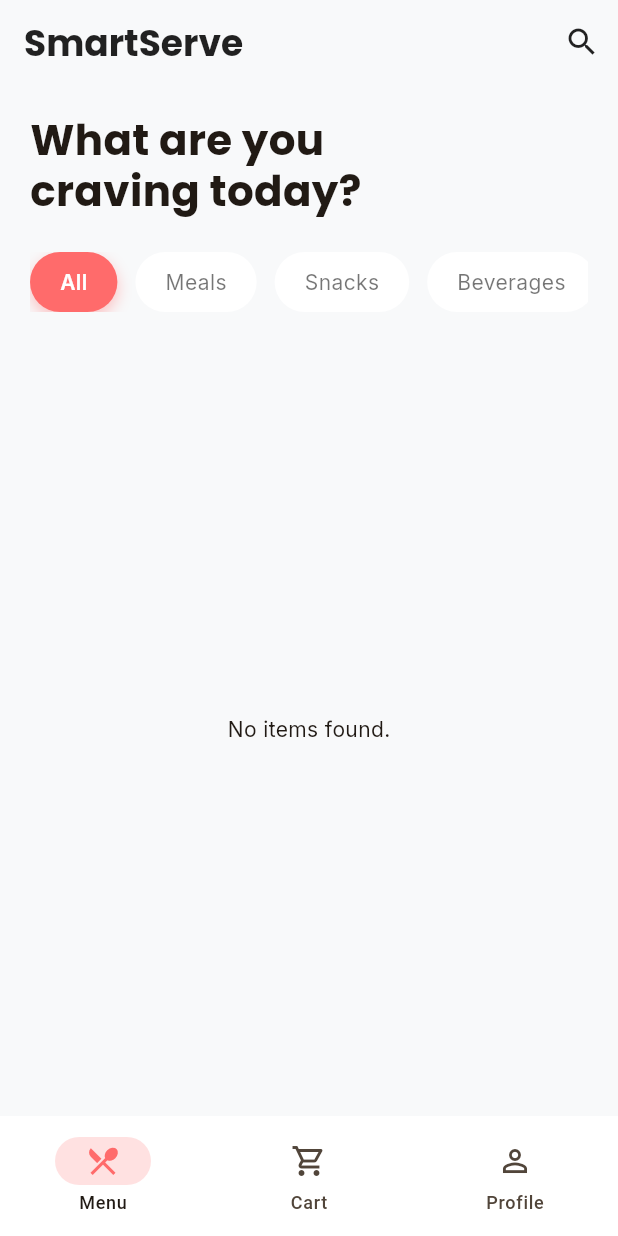
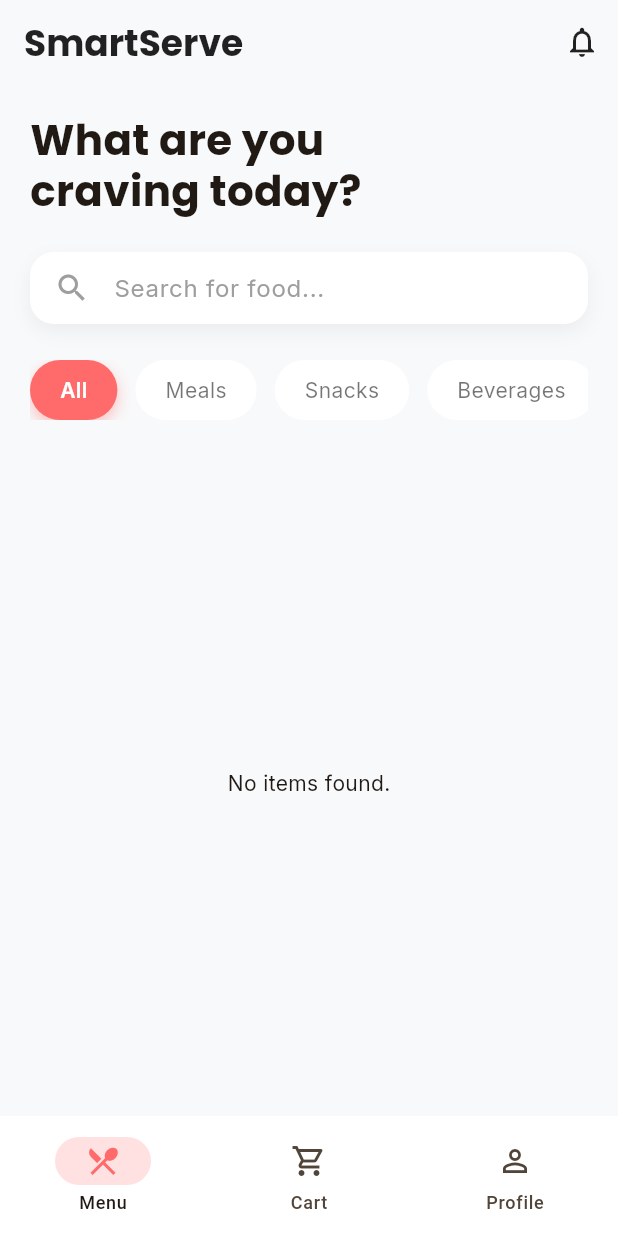
Before and after one commit to gargis23/SmartServe, a Flutter app: the screen it shows once a user with an empty profile is signed in, on a phone screen of 412 x 824 dp. Run offline on Flutter 3.47's test engine with Material 3 defaults, Android fonts, the phone set to English and light mode, and no system bars; our stand-ins replace cached_network_image, cloud_firestore, firebase_auth, firebase_core, flutter_staggered_animations, google_fonts and 1 more; accounts and stored records are empty.

Commit message:
Implemented Search & Filter Functionality

```diff
--- a/smartserve/lib/screens/menu/menu_home_screen.dart
+++ b/smartserve/lib/screens/menu/menu_home_screen.dart
@@ -5,7 +5,7 @@ import 'package:shimmer/shimmer.dart';
 import '../../models/menu_item_model.dart';
 import '../../services/menu_service.dart';
 import '../../widgets/menu_item_card.dart';
-import 'menu_detail_screen.dart'; // Uncomment when you create the detail screen
+import 'menu_detail_screen.dart';
 
 class MenuHomeScreen extends StatefulWidget {
   const MenuHomeScreen({Key? key}) : super(key: key);
@@ -18,6 +18,62 @@ class _MenuHomeScreenState extends State<MenuHomeScreen> {
   final MenuService _menuService = MenuService();
   String selectedCategory = 'All';
   final List<String> categories = ['All', 'Meals', 'Snacks', 'Beverages', 'Desserts'];
+
+  // Search Controller and Query
+  final TextEditingController _searchController = TextEditingController();
+  String searchQuery = '';
+
+  @override
+  void dispose() {
+    _searchController.dispose();
+    super.dispose();
+  }
+
+  // Beautiful Search Bar Widget
+  Widget _buildSearchBar() {
+    return Padding(
+      padding: const EdgeInsets.only(bottom: 24.0),
+      child: Container(
+        padding: const EdgeInsets.symmetric(horizontal: 16),
+        decoration: BoxDecoration(
+          color: Colors.white,
+          borderRadius: BorderRadius.circular(16),
+          boxShadow: [
+            BoxShadow(
+              color: Colors.black.withOpacity(0.05),
+              blurRadius: 10,
+              offset: const Offset(0, 5),
+            ),
+          ],
+        ),
+        child: TextField(
+          controller: _searchController,
+          onChanged: (value) {
+            setState(() {
+              searchQuery = value.toLowerCase();
+            });
+          },
+          decoration: InputDecoration(
+            border: InputBorder.none,
+            icon: const Icon(Icons.search, color: Colors.grey),
+            hintText: 'Search for food...',
+            hintStyle: GoogleFonts.inter(color: Colors.grey),
+            suffixIcon: searchQuery.isNotEmpty
+                ? IconButton(
+                    icon: const Icon(Icons.clear, color: Colors.grey),
+                    onPressed: () {
+                      _searchController.clear();
+                      setState(() {
+                        searchQuery = '';
+                      });
+                    },
+                  )
+                : null,
+          ),
+        ),
+      ),
+    );
+  }
 
   @override
   Widget build(BuildContext context) {
@@ -35,10 +91,13 @@ class _MenuHomeScreenState extends State<MenuHomeScreen> {
           ),
         ),
         actions: [
+          // We can leave this icon here, or you can remove it since we now have a full search bar below!
           IconButton(
-            icon: const Icon(Icons.search, color: Colors.black87),
+            icon: const Icon(Icons.notifications_none, color: Colors.black87), // Changed to a notification bell
             onPressed: () {
-              // TODO: Implement Search (Member 2 Sprint 2 task)
+              ScaffoldMessenger.of(context).showSnackBar(
+                const SnackBar(content: Text('Notifications coming soon!')),
+              );
             },
           ),
         ],
@@ -46,7 +105,7 @@ class _MenuHomeScreenState extends State<MenuHomeScreen> {
       body: Column(
         crossAxisAlignment: CrossAxisAlignment.start,
         children: [
-          // Greeting & Categories
+          // Greeting, Search & Categories
           Padding(
             padding: const EdgeInsets.all(20.0),
             child: Column(
@@ -61,6 +120,7 @@ class _MenuHomeScreenState extends State<MenuHomeScreen> {
                   ),
                 ),
                 const SizedBox(height: 24),
+                _buildSearchBar(), // --> Search Bar is injected here!
                 _buildCategoryList(),
               ],
             ),
@@ -83,7 +143,18 @@ class _MenuHomeScreenState extends State<MenuHomeScreen> {
                   );
                 }
 
-                final items = snapshot.data!;
+                // -> SEARCH FILTERING LOGIC HAPPENS HERE <-
+                var items = snapshot.data!;
+                if (searchQuery.isNotEmpty) {
+                  items = items.where((item) => item.name.toLowerCase().contains(searchQuery)).toList();
+                }
+
+                if (items.isEmpty) {
+                  return Center(
+                    child: Text('No matching food found.', style: GoogleFonts.inter(fontSize: 16, color: Colors.grey[600])),
+                  );
+                }
+
                 return AnimationLimiter(
                   child: ListView.builder(
                     physics: const BouncingScrollPhysics(),
```
